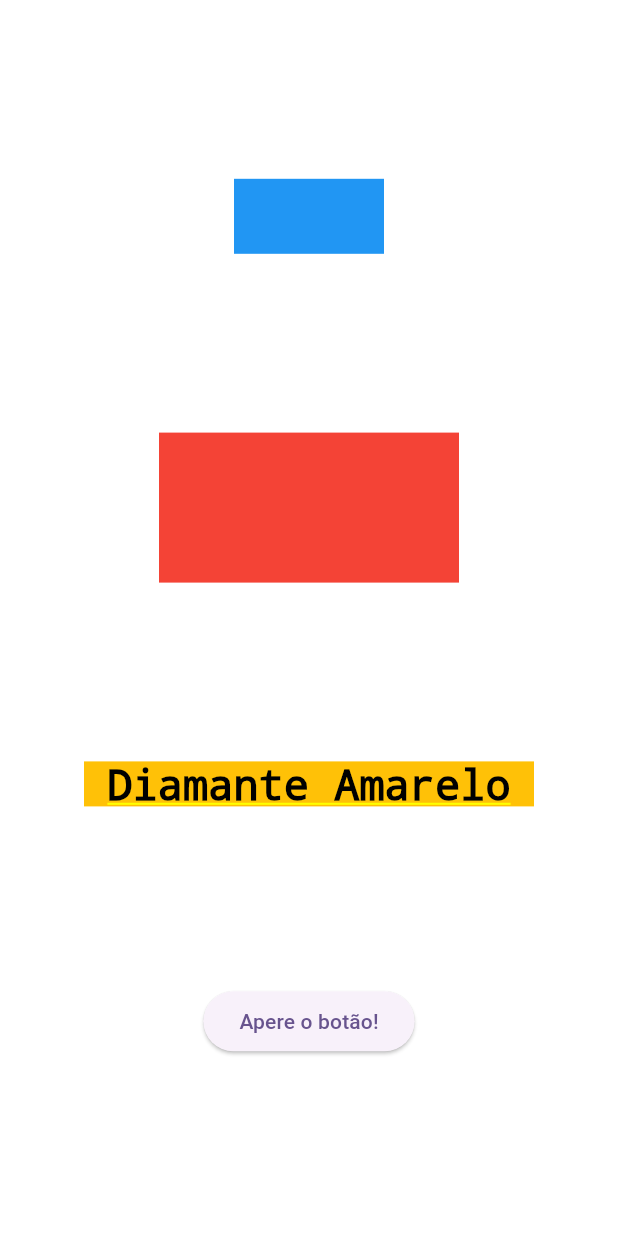
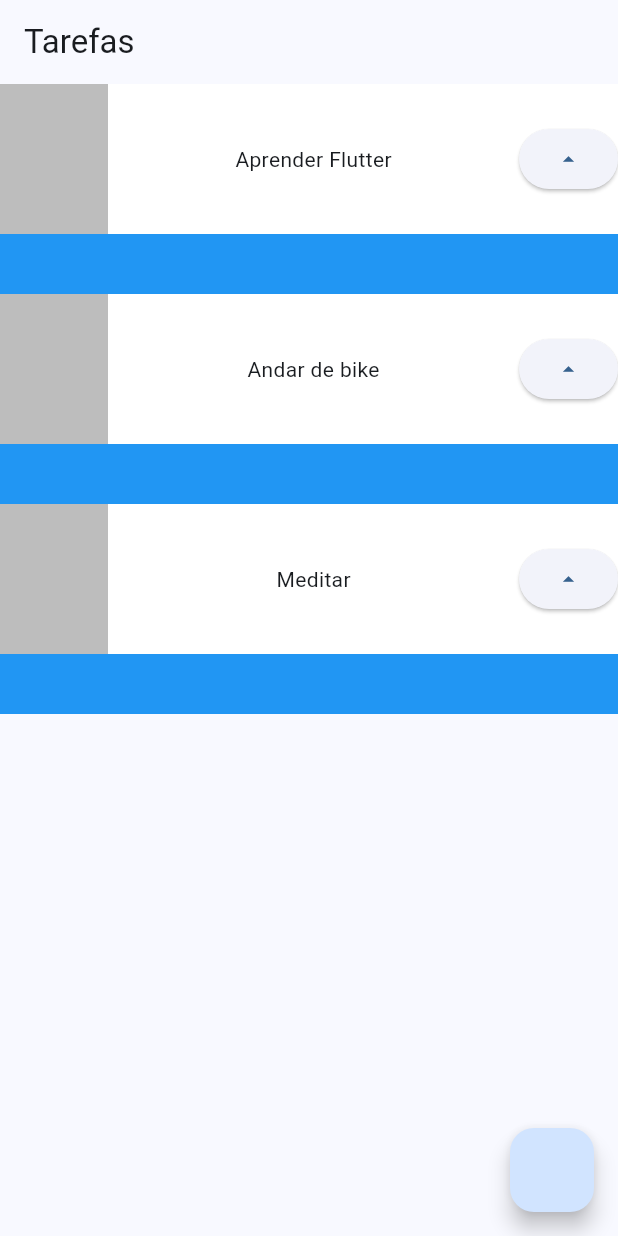
Before and after one commit to Mateuxx/Flutter-Projects, a Flutter app: the screen it shows after launch, on a phone screen of 412 x 824 dp. Run offline on Flutter 3.47's test engine with Material 3 defaults, Android fonts, the phone set to English and light mode, and no system bars.

Commit message:
- Scaffold - StatelessWidget

```diff
--- a/lib/main.dart
+++ b/lib/main.dart
@@ -13,42 +13,61 @@ class MyApp extends StatelessWidget {
     return MaterialApp(
       title: 'Flutter Demo',
       theme: ThemeData(
-        colorScheme: ColorScheme.fromSeed(seedColor: Colors.deepPurple),
+        colorScheme: ColorScheme.fromSeed(seedColor: Colors.blue),
         useMaterial3: true,
       ),
-      home: Container(
-        color: Colors.white,
-        child: Column(
-          mainAxisAlignment: MainAxisAlignment.spaceEvenly,
+      home: Scaffold(
+        // Tem appbar, boddy e a parte de baixo do app
+        appBar: AppBar(
+          title: Text("Tarefas"),
+        ),
+        body: Column(
           children: [
-            Container(
-              color: Colors.blue,
-              width: 100,
-              height: 50,
-            ),
-            Container(
-              color: Colors.red,
-              width: 200,
-              height: 100,
-            ),
-            Container(
-              color: Colors.amber,
-              height: 30,
-              width: 300,
-              child: Text(
-                'Diamante Amarelo',
-                style: TextStyle(color: Colors.black, fontSize: 28),
-                textAlign: TextAlign.center,
-              ),
-            ),
-            ElevatedButton(
-                onPressed: () {
-                  print("voce apertou um botão");
-                },
-                child: Text('Apere o botão!'))
+            Task('Aprender Flutter'),
+            Task('Andar de bike'),
+            Task('Meditar'),
           ],
         ),
+        floatingActionButton: FloatingActionButton(onPressed: () {}),
       ),
     );
   }
 }
+
+/// Classe para colocar layout de maneira estática e variada
+/// Criar nosso proprio Widget basicamente
+class Task extends StatelessWidget {
+  final String nome; //Parametro da classe
+
+  const Task(this.nome, {super.key}); //Construtor
+  @override
+  Widget build(BuildContext context) {
+    return Container(
+      child: Stack(
+        children: [
+          Container(
+            color: Colors.blue,
+            height: 140,
+          ),
+          Container(
+            color: Colors.white,
+            height: 100,
+            child: Row(
+              mainAxisAlignment: MainAxisAlignment.spaceBetween,
+              children: [
+                Container(
+                  color: Colors.black26,
+                  width: 72,
+                  height: 100,
+                ),
+                Text(nome),
+                ElevatedButton(
+                    onPressed: () {}, child: Icon(Icons.arrow_drop_up))
+              ],
+            ),
+          )
+        ],
+      ),
+    );
+  }
+}
```
Also changed, not shown: lib/minha_primeira_tela.dart (added, +33 -0 lines).
